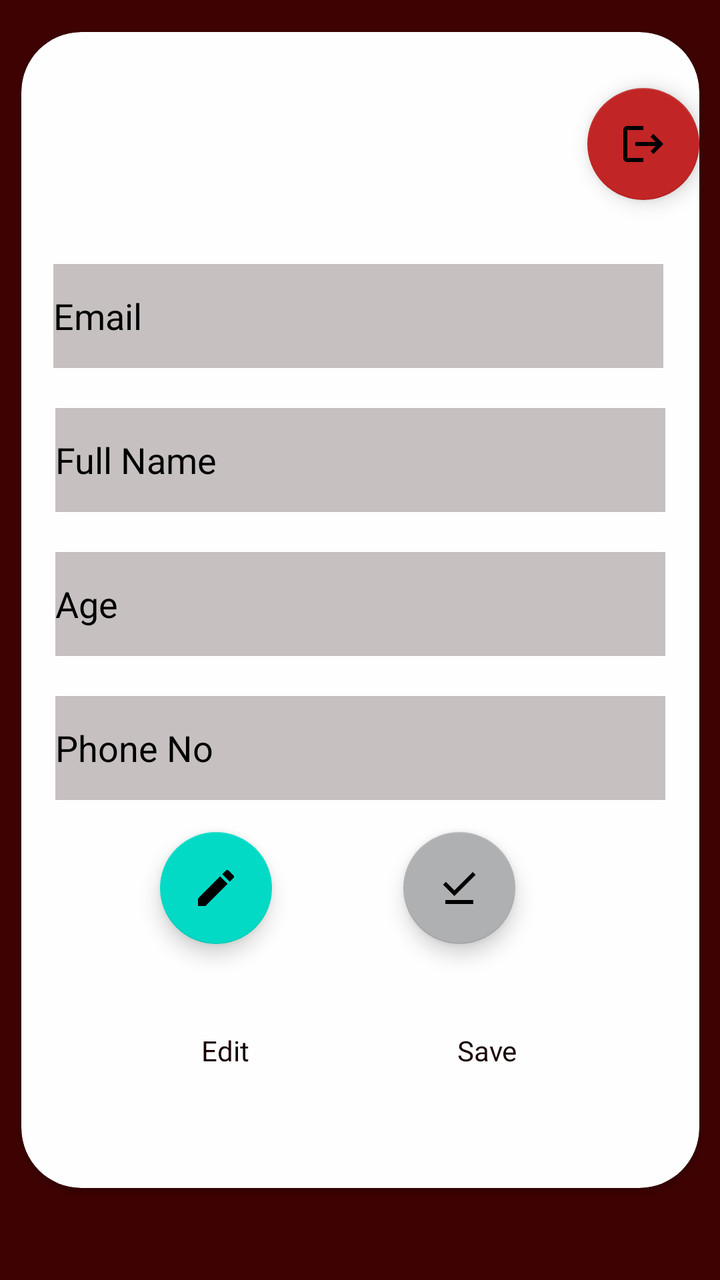
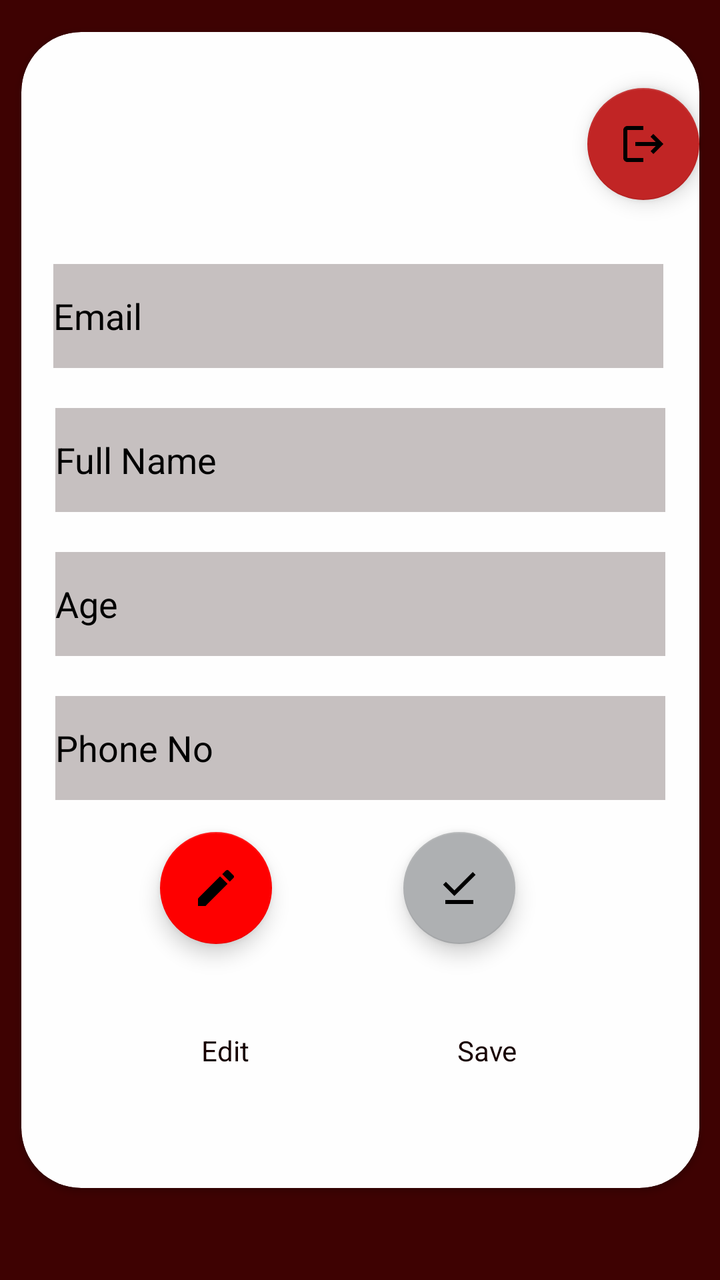

The first picture is an Android layout as it rendered before a commit; the second is the same layout after the commit. The layout source and the unified diff follow.
<!-- AndroidManifest.xml: application theme Theme.MyApp -->
<!-- res/layout/fragment_user_profile.xml -->
<?xml version="1.0" encoding="utf-8"?>
<FrameLayout xmlns:android="http://schemas.android.com/apk/res/android"
    xmlns:app="http://schemas.android.com/apk/res-auto"
    xmlns:tools="http://schemas.android.com/tools"
    android:layout_width="match_parent"
    android:layout_height="match_parent"
    android:background="#590909"
    tools:context=".UserProfileFragment">

    
    <androidx.constraintlayout.widget.ConstraintLayout
        android:layout_width="match_parent"
        android:layout_height="match_parent"
        android:background="#3E0202">

        <androidx.cardview.widget.CardView
            android:layout_width="339dp"
            android:layout_height="578dp"
            android:layout_marginTop="10dp"
            android:layout_marginBottom="40dp"
            android:backgroundTint="#FEFEFE"
            app:cardBackgroundColor="#E8E5E5"
            app:cardCornerRadius="30dp"
            app:layout_constraintBottom_toBottomOf="parent"
            app:layout_constraintEnd_toEndOf="parent"
            app:layout_constraintStart_toStartOf="parent"
            app:layout_constraintTop_toTopOf="parent"
            app:layout_constraintVertical_bias="0.5">

            <androidx.constraintlayout.widget.ConstraintLayout
                android:layout_width="match_parent"
                android:layout_height="match_parent">

                <com.google.android.material.floatingactionbutton.FloatingActionButton
                    android:id="@+id/logoutButton"
                    android:layout_width="wrap_content"
                    android:layout_height="wrap_content"
                    android:layout_marginTop="28dp"
                    android:clickable="true"
                    android:src="@drawable/baseline_logout_24"
                    app:backgroundTint="#C12525"
                    app:layout_constraintEnd_toEndOf="parent"
                    app:layout_constraintTop_toTopOf="parent" />

                <com.google.android.material.textfield.TextInputLayout
                    android:id="@+id/textInputLayout2"
                    android:layout_width="0dp"
                    android:layout_height="wrap_content"
                    app:layout_constraintBottom_toTopOf="parent"
                    app:layout_constraintEnd_toEndOf="parent"
                    app:layout_constraintStart_toStartOf="parent"
                    app:layout_constraintTop_toTopOf="parent">

                </com.google.android.material.textfield.TextInputLayout>

                <com.google.android.material.textfield.TextInputEditText
                    android:id="@+id/profileName"
                    android:layout_width="305dp"
                    android:layout_height="52dp"
                    android:layout_marginTop="20dp"
                    android:background="#C6C0C0"
                    android:editable="true"
                    android:hint="Full Name"
                    android:textColor="@color/black"
                    android:textColorHint="@color/black"
                    app:layout_constraintEnd_toEndOf="parent"
                    app:layout_constraintStart_toStartOf="parent"
                    app:layout_constraintTop_toBottomOf="@+id/profileEmail" />

                <com.google.android.material.textfield.TextInputEditText
                    android:id="@+id/profileAge"
                    android:layout_width="305dp"
                    android:layout_height="52dp"
                    android:layout_marginTop="20dp"
                    android:background="#C6C0C0"

                    android:editable="false"
                    android:hint="Age"
                    android:inputType="number"
                    android:textColor="@color/black"
                    android:textColorHint="@color/black"
                    app:layout_constraintEnd_toEndOf="parent"
                    app:layout_constraintStart_toStartOf="parent"
                    app:layout_constraintTop_toBottomOf="@+id/profileName" />

                <com.google.android.material.textfield.TextInputEditText
                    android:id="@+id/profilePhone"
                    android:layout_width="305dp"
                    android:layout_height="52dp"
                    android:layout_marginTop="20dp"
                    android:background="#C6C0C0"
                    android:editable="false"
                    android:hint="Phone No"
                    android:inputType="number"
                    android:textColor="@color/black"
                    android:textColorHint="@color/black"
                    app:layout_constraintEnd_toEndOf="parent"
                    app:layout_constraintStart_toStartOf="parent"
                    app:layout_constraintTop_toBottomOf="@+id/profileAge" />

                <com.google.android.material.textfield.TextInputEditText
                    android:id="@+id/profileEmail"
                    android:layout_width="305dp"
                    android:layout_height="52dp"
                    android:layout_marginTop="116dp"
                    android:background="#C6C0C0"
                    android:editable="true"
                    android:hint="Email"
                    android:textColor="@color/black"
                    android:textColorHint="@color/black"
                    app:layout_constraintEnd_toEndOf="parent"
                    app:layout_constraintHorizontal_bias="0.47"
                    app:layout_constraintStart_toStartOf="parent"
                    app:layout_constraintTop_toBottomOf="@+id/textInputLayout2" />

                <com.google.android.material.floatingactionbutton.FloatingActionButton
                    android:id="@+id/profileEditButton"
                    android:layout_width="wrap_content"
                    android:layout_height="wrap_content"
                    android:layout_marginTop="16dp"
                    android:clickable="true"
                    android:src="@drawable/baseline_edit_24"
                    app:layout_constraintEnd_toStartOf="@+id/profileConfirmButton"
                    app:layout_constraintHorizontal_bias="0.514"
                    app:layout_constraintStart_toStartOf="parent"
                    app:layout_constraintTop_toBottomOf="@+id/profilePhone" />

                <com.google.android.material.floatingactionbutton.FloatingActionButton
                    android:id="@+id/profileConfirmButton"
                    android:layout_width="wrap_content"
                    android:layout_height="wrap_content"
                    android:layout_marginTop="16dp"
                    android:layout_marginEnd="92dp"
                    android:clickable="false"
                    android:src="@drawable/baseline_download_done_24"
                    app:backgroundTint="#AEB0B2"
                    app:layout_constraintEnd_toEndOf="parent"
                    app:layout_constraintTop_toBottomOf="@+id/profilePhone" />

                <TextView
                    android:id="@+id/textView3"
                    android:layout_width="wrap_content"
                    android:layout_height="wrap_content"
                    android:layout_marginEnd="14dp"
                    android:layout_marginBottom="16dp"
                    android:text="Edit"
                    android:textColor="#170202"
                    app:layout_constraintBottom_toBottomOf="parent"
                    app:layout_constraintEnd_toStartOf="@+id/textView4"
                    app:layout_constraintStart_toStartOf="parent"
                    app:layout_constraintTop_toBottomOf="@+id/profileEditButton" />

                <TextView
                    android:id="@+id/textView4"
                    android:layout_width="wrap_content"
                    android:layout_height="wrap_content"
                    android:layout_marginEnd="1dp"
                    android:layout_marginBottom="16dp"
                    android:text="Save"
                    android:textColor="#190303"
                    app:layout_constraintBottom_toBottomOf="parent"
                    app:layout_constraintEnd_toEndOf="parent"
                    app:layout_constraintStart_toEndOf="@+id/textView3"
                    app:layout_constraintTop_toBottomOf="@+id/profileConfirmButton" />

            </androidx.constraintlayout.widget.ConstraintLayout>
        </androidx.cardview.widget.CardView>
    </androidx.constraintlayout.widget.ConstraintLayout>

</FrameLayout>
<!-- resources referenced by this layout -->
<resources>
  <color name="black">#FF000000</color>
  <!-- drawable baseline_download_done_24 (drawable) -->
  <vector android:height="24dp" android:tint="#000000"
      android:viewportHeight="24" android:viewportWidth="24"
      android:width="24dp" xmlns:android="http://schemas.android.com/apk/res/android">
      <path android:fillColor="@android:color/white" android:pathData="M20.13,5.41l-1.41,-1.41l-9.19,9.19l-4.25,-4.24l-1.41,1.41l5.66,5.66z"/>
      <path android:fillColor="@android:color/white" android:pathData="M5,18h14v2h-14z"/>
  </vector>
  <!-- drawable baseline_edit_24 (drawable) -->
  <vector android:height="24dp" android:tint="#000000"
      android:viewportHeight="24" android:viewportWidth="24"
      android:width="24dp" xmlns:android="http://schemas.android.com/apk/res/android">
      <path android:fillColor="@android:color/white" android:pathData="M3,17.25V21h3.75L17.81,9.94l-3.75,-3.75L3,17.25zM20.71,7.04c0.39,-0.39 0.39,-1.02 0,-1.41l-2.34,-2.34c-0.39,-0.39 -1.02,-0.39 -1.41,0l-1.83,1.83 3.75,3.75 1.83,-1.83z"/>
  </vector>
  <!-- drawable baseline_logout_24 (drawable) -->
  <vector android:autoMirrored="true" android:height="24dp"
      android:tint="#FFFFFF" android:viewportHeight="24"
      android:viewportWidth="24" android:width="24dp" xmlns:android="http://schemas.android.com/apk/res/android">
      <path android:fillColor="@android:color/white" android:pathData="M17,7l-1.41,1.41L18.17,11H8v2h10.17l-2.58,2.58L17,17l5,-5zM4,5h8V3H4c-1.1,0 -2,0.9 -2,2v14c0,1.1 0.9,2 2,2h8v-2H4V5z"/>
  </vector>
  <style name="Theme.MyApp" parent="Theme.MaterialComponents.DayNight.NoActionBar">
          
          <item name="colorPrimary">@color/purple_500</item>
          <item name="colorPrimaryVariant">@color/purple_700</item>
          <item name="colorOnPrimary">@color/white</item>
          
          <item name="colorSecondary">@color/teal_200</item>
          <item name="colorSecondaryVariant">@color/teal_700</item>
          <item name="colorOnSecondary">@color/black</item>
          
          <item name="android:statusBarColor" tools:targetApi="l">?attr/colorPrimaryVariant</item>
          
      </style>
  <color name="purple_500">#FF6200EE</color>
  <color name="purple_700">#FF3700B3</color>
  <color name="white">#FFFFFFFF</color>
  <color name="teal_200">#FF03DAC5</color>
  <color name="teal_700">#FF018786</color>
</resources>

<!-- the commit's change to res/layout/fragment_user_profile.xml (unified diff, before → after) -->
@@ -120,6 +120,7 @@
                     android:layout_marginTop="16dp"
                     android:clickable="true"
                     android:src="@drawable/baseline_edit_24"
+                    app:backgroundTint="#FE0000"
                     app:layout_constraintEnd_toStartOf="@+id/profileConfirmButton"
                     app:layout_constraintHorizontal_bias="0.514"
                     app:layout_constraintStart_toStartOf="parent"
